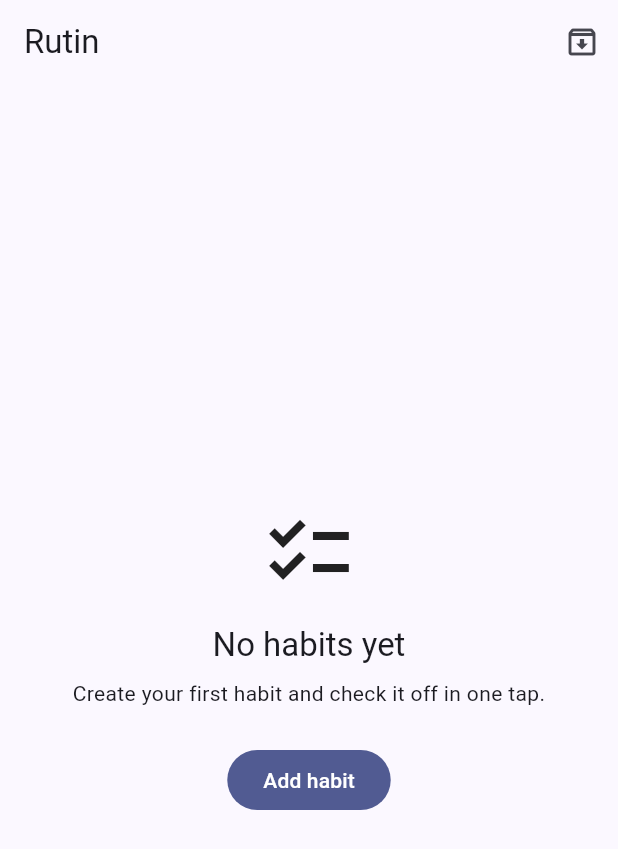
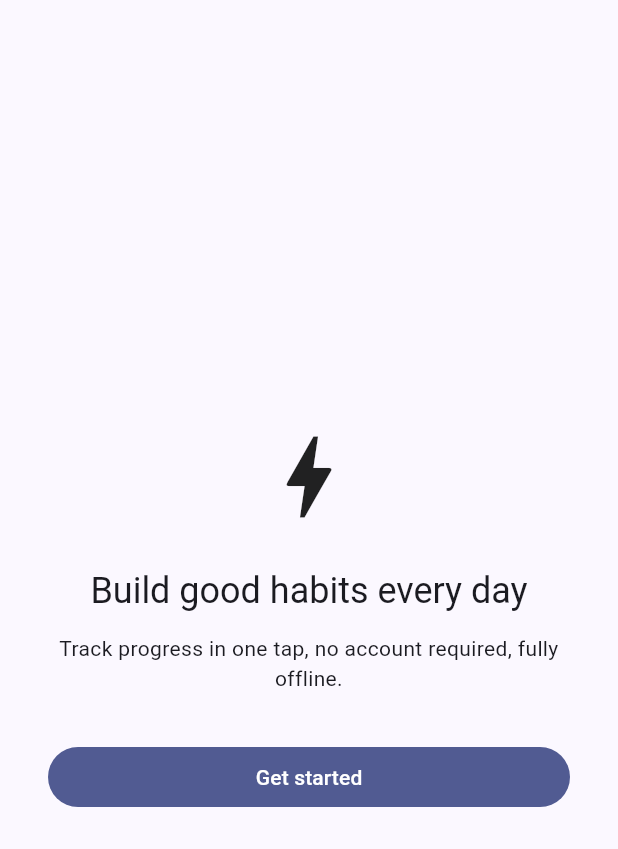
Before and after one commit to alkhairan18/myhabit, a Flutter app: the screen it shows after launch, on a phone screen of 412 x 824 dp. Shown: the top 849 px of the screen. Run offline on Flutter 3.47's test engine with Material 3 defaults, Android fonts, the phone set to English and light mode, and no system bars; our stand-ins replace drift, drift_flutter, flutter_local_notifications, flutter_riverpod, flutter_timezone, go_router and 2 more; accounts and stored records are empty; generated files the repository leaves out were written again.

Commit message:
feat: theme settings and minimal onboarding

```diff
--- a/lib/core/l10n/app_en.arb
+++ b/lib/core/l10n/app_en.arb
@@ -43,5 +43,13 @@
   "permTitle": "Enable reminders?",
   "permBody": "Rutin uses local notifications to remind you at the times you choose.",
   "permAllow": "Allow",
-  "permDenied": "Notification permission denied; reminders will not fire."
+  "permDenied": "Notification permission denied; reminders will not fire.",
+  "settingsTitle": "Settings",
+  "themeLabel": "Theme",
+  "themeSystem": "Follow system",
+  "themeLight": "Light",
+  "themeDark": "Dark",
+  "onboardingTitle": "Build good habits every day",
+  "onboardingBody": "Track progress in one tap, no account required, fully offline.",
+  "onboardingStart": "Get started"
 }
--- a/lib/core/l10n/app_localizations.dart
+++ b/lib/core/l10n/app_localizations.dart
@@ -361,6 +361,54 @@ abstract class AppLocalizations {
   /// In id, this message translates to:
   /// **'Izin notifikasi ditolak; pengingat tidak akan berbunyi.'**
   String get permDenied;
+
+  /// No description provided for @settingsTitle.
+  ///
+  /// In id, this message translates to:
+  /// **'Pengaturan'**
+  String get settingsTitle;
+
+  /// No description provided for @themeLabel.
+  ///
+  /// In id, this message translates to:
+  /// **'Tema'**
+  String get themeLabel;
+
+  /// No description provided for @themeSystem.
+  ///
+  /// In id, this message translates to:
+  /// **'Mengikuti sistem'**
+  String get themeSystem;
+
+  /// No description provided for @themeLight.
+  ///
+  /// In id, this message translates to:
+  /// **'Terang'**
+  String get themeLight;
+
+  /// No description provided for @themeDark.
+  ///
+  /// In id, this message translates to:
+  /// **'Gelap'**
+  String get themeDark;
+
+  /// No description provided for @onboardingTitle.
+  ///
+  /// In id, this message translates to:
+  /// **'Bangun kebiasaan baik tiap hari'**
+  String get onboardingTitle;
+
+  /// No description provided for @onboardingBody.
+  ///
+  /// In id, this message translates to:
+  /// **'Catat progres dalam satu ketukan, tanpa akun, sepenuhnya offline.'**
+  String get onboardingBody;
+
+  /// No description provided for @onboardingStart.
+  ///
+  /// In id, this message translates to:
+  /// **'Mulai'**
+  String get onboardingStart;
 }
 
 class _AppLocalizationsDelegate
--- a/lib/core/l10n/app_localizations_en.dart
+++ b/lib/core/l10n/app_localizations_en.dart
@@ -149,4 +149,29 @@ class AppLocalizationsEn extends AppLocalizations {
   @override
   String get permDenied =>
       'Notification permission denied; reminders will not fire.';
+
+  @override
+  String get settingsTitle => 'Settings';
+
+  @override
+  String get themeLabel => 'Theme';
+
+  @override
+  String get themeSystem => 'Follow system';
+
+  @override
+  String get themeLight => 'Light';
+
+  @override
+  String get themeDark => 'Dark';
+
+  @override
+  String get onboardingTitle => 'Build good habits every day';
+
+  @override
+  String get onboardingBody =>
+      'Track progress in one tap, no account required, fully offline.';
+
+  @override
+  String get onboardingStart => 'Get started';
 }
--- a/lib/core/l10n/app_localizations_id.dart
+++ b/lib/core/l10n/app_localizations_id.dart
@@ -149,4 +149,29 @@ class AppLocalizationsId extends AppLocalizations {
   @override
   String get permDenied =>
       'Izin notifikasi ditolak; pengingat tidak akan berbunyi.';
+
+  @override
+  String get settingsTitle => 'Pengaturan';
+
+  @override
+  String get themeLabel => 'Tema';
+
+  @override
+  String get themeSystem => 'Mengikuti sistem';
+
+  @override
+  String get themeLight => 'Terang';
+
+  @override
+  String get themeDark => 'Gelap';
+
+  @override
+  String get onboardingTitle => 'Bangun kebiasaan baik tiap hari';
+
+  @override
+  String get onboardingBody =>
+      'Catat progres dalam satu ketukan, tanpa akun, sepenuhnya offline.';
+
+  @override
+  String get onboardingStart => 'Mulai';
 }
--- a/lib/core/router.dart
+++ b/lib/core/router.dart
@@ -1,17 +1,31 @@
 import 'package:flutter_riverpod/flutter_riverpod.dart';
 import 'package:go_router/go_router.dart';
 
+import '../features/habits/application/providers.dart';
 import '../features/habits/presentation/archive_screen.dart';
 import '../features/habits/presentation/habit_detail_screen.dart';
 import '../features/habits/presentation/habit_form_screen.dart';
 import '../features/habits/presentation/home_screen.dart';
+import '../features/settings/onboarding_screen.dart';
+import '../features/settings/settings_screen.dart';
 
 int _id(GoRouterState s) => int.parse(s.pathParameters['id']!);
 
-final routerProvider = Provider<GoRouter>((ref) => GoRouter(routes: [
-      GoRoute(path: '/', builder: (_, _) => const HomeScreen()),
-      GoRoute(path: '/habit/new', builder: (_, _) => const HabitFormScreen()),
-      GoRoute(path: '/habit/:id', builder: (_, s) => HabitDetailScreen(habitId: _id(s))),
-      GoRoute(path: '/habit/:id/edit', builder: (_, s) => HabitFormScreen(habitId: _id(s))),
-      GoRoute(path: '/archive', builder: (_, _) => const ArchiveScreen()),
-    ]));
+final routerProvider = Provider<GoRouter>((ref) => GoRouter(
+      redirect: (_, state) {
+        final done = ref.read(settingsRepositoryProvider).onboardingDone;
+        if (!done && state.matchedLocation != '/onboarding') {
+          return '/onboarding';
+        }
+        return null;
+      },
+      routes: [
+        GoRoute(path: '/onboarding', builder: (_, _) => const OnboardingScreen()),
+        GoRoute(path: '/', builder: (_, _) => const HomeScreen()),
+        GoRoute(path: '/habit/new', builder: (_, _) => const HabitFormScreen()),
+        GoRoute(path: '/habit/:id', builder: (_, s) => HabitDetailScreen(habitId: _id(s))),
+        GoRoute(path: '/habit/:id/edit', builder: (_, s) => HabitFormScreen(habitId: _id(s))),
+        GoRoute(path: '/archive', builder: (_, _) => const ArchiveScreen()),
+        GoRoute(path: '/settings', builder: (_, _) => const SettingsScreen()),
+      ],
+    ));
--- a/lib/features/habits/presentation/home_screen.dart
+++ b/lib/features/habits/presentation/home_screen.dart
@@ -32,6 +32,12 @@ class HomeScreen extends ConsumerWidget {
           tooltip: l10n.archiveTitle,
           icon: const Icon(Icons.archive_outlined),
           onPressed: () => context.push('/archive'),
+        ),
+        IconButton(
+          key: const Key('open-settings'),
+          tooltip: l10n.settingsTitle,
+          icon: const Icon(Icons.settings_outlined),
+          onPressed: () => context.push('/settings'),
         ),
       ]),
       floatingActionButton: habits.isEmpty
--- /dev/null
+++ b/lib/features/settings/onboarding_screen.dart
@@ -0,0 +1,44 @@
+import 'package:flutter/material.dart';
+import 'package:flutter_riverpod/flutter_riverpod.dart';
+import 'package:go_router/go_router.dart';
+
+import '../../core/l10n/app_localizations.dart';
+import '../habits/application/providers.dart';
+
+class OnboardingScreen extends ConsumerWidget {
+  const OnboardingScreen({super.key});
+
+  @override
+  Widget build(BuildContext context, WidgetRef ref) {
+    final l10n = AppLocalizations.of(context);
+    return Scaffold(
+      body: SafeArea(
+        child: Padding(
+          padding: const EdgeInsets.all(32),
+          child: Column(
+            mainAxisAlignment: MainAxisAlignment.center,
+            crossAxisAlignment: CrossAxisAlignment.stretch,
+            children: [
+              const Icon(Icons.bolt, size: 72),
+              const SizedBox(height: 24),
+              Text(l10n.onboardingTitle,
+                  textAlign: TextAlign.center,
+                  style: Theme.of(context).textTheme.headlineSmall),
+              const SizedBox(height: 12),
+              Text(l10n.onboardingBody, textAlign: TextAlign.center),
+              const SizedBox(height: 32),
+              FilledButton(
+                key: const Key('start-onboarding'),
+                onPressed: () async {
+                  await ref.read(settingsRepositoryProvider).setOnboardingDone();
+                  if (context.mounted) context.go('/');
+                },
+                child: Text(l10n.onboardingStart),
+              ),
+            ],
+          ),
+        ),
+      ),
+    );
+  }
+}
```
Also changed, not shown: lib/core/l10n/app_id.arb (+9 -1 lines), lib/features/settings/settings_screen.dart (added, +40 -0 lines), 1 other file.
